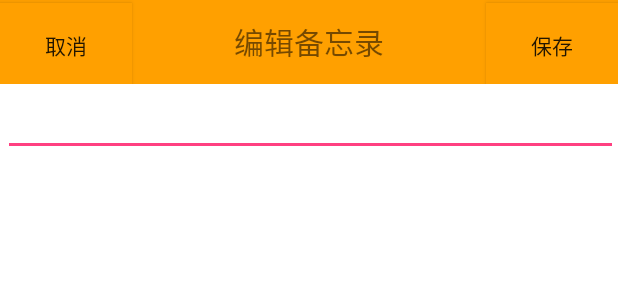
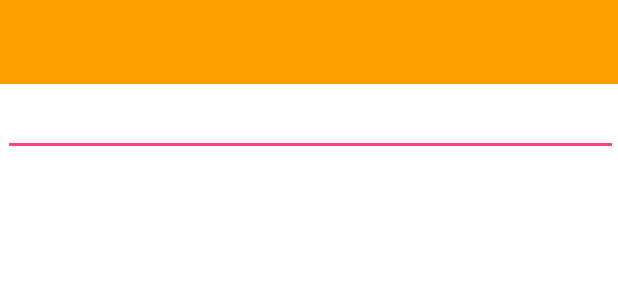
Before and after one commit to X-I-N/Notepad, an Android app: the layout edit_page.xml on its own in the app's theme, with its tools: preview values and no code run, on a phone screen of 412 x 824 dp. Shown: the top 300 px of the screen. Run offline under Robolectric (Android 15) with nearby library versions, the phone set to English and light mode, and no system bars.

Commit message:
UI重构1.1：edit界面添加菜单，实现Material Design；下一步实现登陆界面

```diff
--- a/app/src/main/AndroidManifest.xml
+++ b/app/src/main/AndroidManifest.xml
@@ -17,7 +17,8 @@
                 <category android:name="android.intent.category.LAUNCHER" />
             </intent-filter>
         </activity>
-        <activity android:name=".NoteEdit"></activity>
+        <activity android:name=".NoteEdit"
+            android:label="EditPage"></activity>
     </application>
 
 </manifest>
--- a/app/src/main/res/layout/edit_page.xml
+++ b/app/src/main/res/layout/edit_page.xml
@@ -1,40 +1,22 @@
 <?xml version="1.0" encoding="utf-8"?>
 <LinearLayout
     xmlns:android="http://schemas.android.com/apk/res/android"
+    xmlns:app="http://schemas.android.com/apk/res-auto"
     android:layout_width="match_parent"
     android:layout_height="match_parent"
     android:orientation="vertical"
     >
 
-    <LinearLayout
+    <android.support.v7.widget.Toolbar
+        android:id="@+id/tool_bar1"
         android:layout_width="match_parent"
-        android:layout_height="wrap_content"
+        android:layout_height="?attr/actionBarSize"
         android:background="#FFA000"
-        android:orientation="horizontal">
+        android:theme="@style/ThemeOverlay.AppCompat.Dark.ActionBar"
+        app:popupTheme="@style/ThemeOverlay.AppCompat.Light"
+        >
 
-        <Button
-            android:id="@+id/btn_cancel"
-            android:layout_width="wrap_content"
-            android:layout_height="?attr/actionBarSize"
-            android:background="#FFA000"
-            android:text="取消" />
-
-        <TextView
-            android:layout_width="0dp"
-            android:layout_height="?attr/actionBarSize"
-            android:layout_weight="1"
-            android:gravity="center"
-            android:text="编辑备忘录"
-            android:textSize="20sp" />
-
-        <Button
-            android:id="@+id/btn_ok"
-            android:layout_width="wrap_content"
-            android:layout_height="?attr/actionBarSize"
-            android:text="保存"
-            android:background="#FFA000"
-            />
-    </LinearLayout>
+    </android.support.v7.widget.Toolbar>
 
     <ScrollView
         android:layout_width="match_parent"
@@ -60,5 +42,3 @@
     </ScrollView>
 
 </LinearLayout>
-
-<!--学习MaterialDesign优化UI体验-->
--- a/app/src/main/res/layout/note_item.xml
+++ b/app/src/main/res/layout/note_item.xml
@@ -8,7 +8,6 @@
     android:gravity="center_vertical"
     android:textSize="25sp"
     android:singleLine="true"
-    android:autoLink="phone"
     android:background="#1Edbdbdb"
     android:padding="10dp"
     />
--- a/app/src/main/res/values/colors.xml
+++ b/app/src/main/res/values/colors.xml
@@ -1,6 +1,6 @@
 <?xml version="1.0" encoding="utf-8"?>
 <resources>
     <color name="colorPrimary">#3F51B5</color>
-    <color name="colorPrimaryDark">#303F9F</color>
+    <color name="colorPrimaryDark">#F57C00</color>
     <color name="colorAccent">#FF4081</color>
 </resources>
```
Also changed, not shown: app/src/main/java/com/xin/notepad/NoteEdit.java (+20 -19 lines), app/src/main/res/menu/editfile.xml (added, +19 -0 lines).
